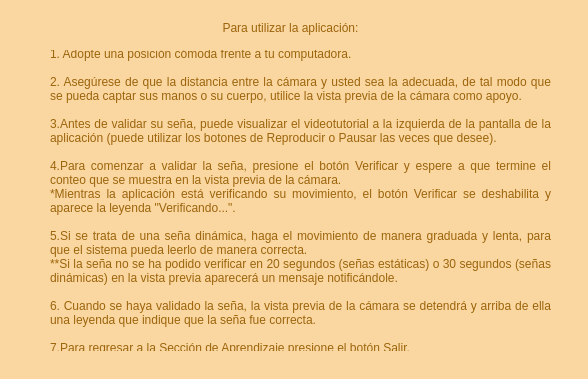
Old version of the form IG_Instrucciones.ui in the repository lulacuna16/TT-2021-A004.
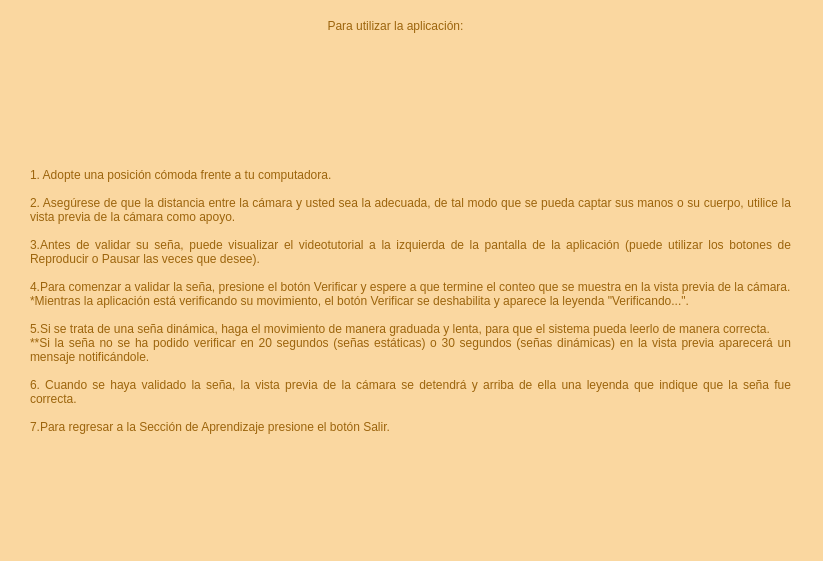
New version of the form.

```diff
--- a/IG_Instrucciones.ui
+++ b/IG_Instrucciones.ui
@@ -6,8 +6,8 @@
    <rect>
     <x>0</x>
     <y>0</y>
-    <width>588</width>
-    <height>379</height>
+    <width>823</width>
+    <height>561</height>
    </rect>
   </property>
   <property name="windowTitle">
@@ -20,10 +20,10 @@
   <widget class="QLabel" name="labelInicio">
    <property name="geometry">
     <rect>
-     <x>190</x>
-     <y>20</y>
-     <width>201</width>
-     <height>16</height>
+     <x>250</x>
+     <y>10</y>
+     <width>291</width>
+     <height>31</height>
     </rect>
    </property>
    <property name="styleSheet">
@@ -40,10 +40,10 @@
   <widget class="QLabel" name="labelInstrucciones">
    <property name="geometry">
     <rect>
-     <x>50</x>
+     <x>30</x>
      <y>50</y>
-     <width>501</width>
-     <height>301</height>
+     <width>761</width>
+     <height>501</height>
     </rect>
    </property>
    <property name="styleSheet">
```
Left out of the diff: 4 changed lines with no effect on the pictures.
